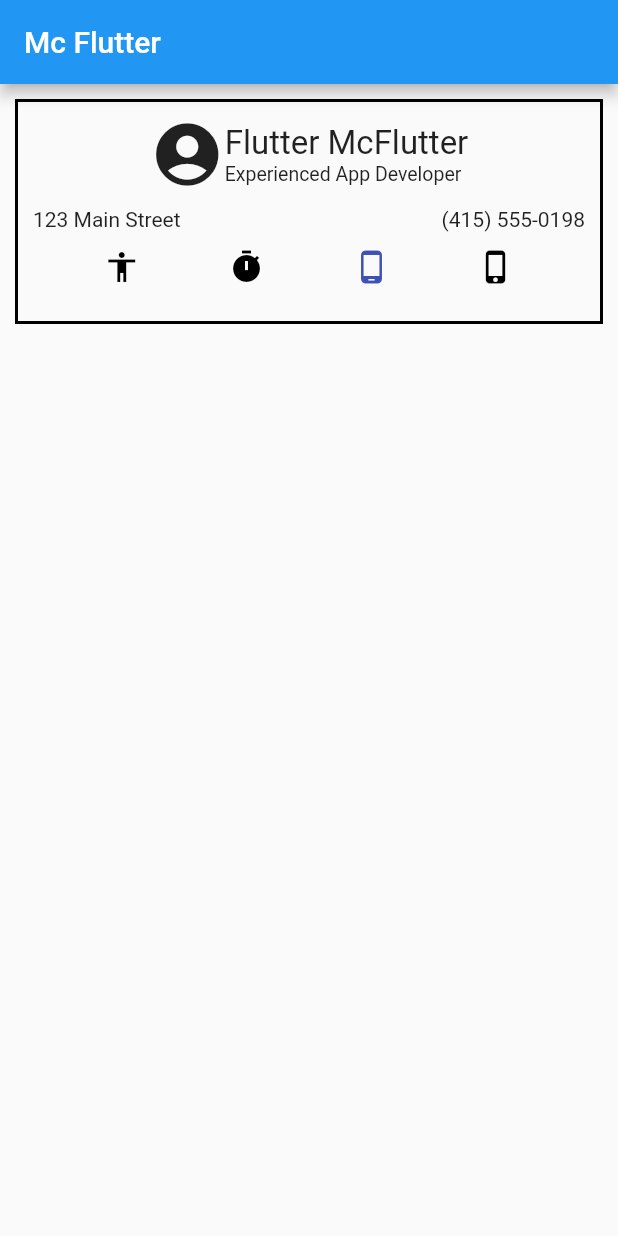
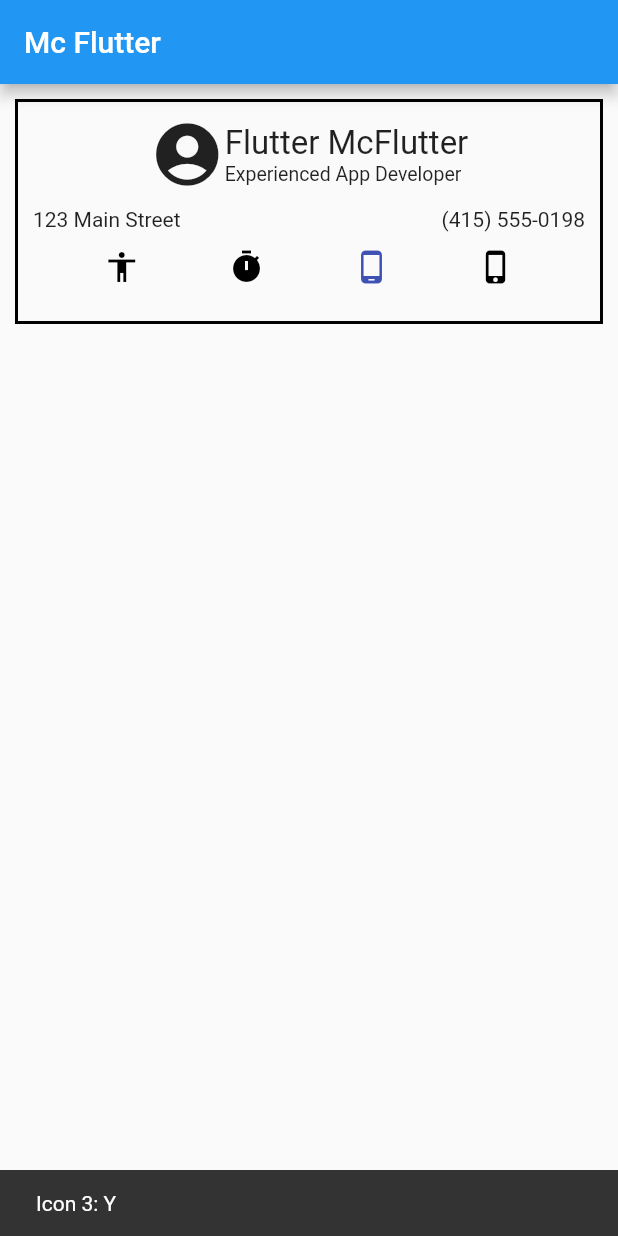
Before and after one commit to josepvazquezp/moviles, a Flutter app: the screen it shows after launch, after a tap on the "phone android" icon, on a phone screen of 412 x 824 dp. Run offline on Flutter 3.47's test engine with Material 2 defaults, Android fonts, the phone set to English and light mode, and no system bars.

Commit message:
snackbar

```diff
--- /dev/null
+++ b/tarea1/lib/home_page.dart
@@ -0,0 +1,147 @@
+import 'package:flutter/material.dart';
+
+class HomePage extends StatefulWidget {
+  HomePage({super.key});
+
+  @override
+  State<HomePage> createState() => _HomePageState();
+}
+
+class _HomePageState extends State<HomePage> {
+  Color _iconColor1 = Colors.black;
+  Color _iconColor2 = Colors.black;
+  Color _iconColor3 = Colors.black;
+  Color _iconColor4 = Colors.black;
+
+  @override
+  Widget build(BuildContext context) {
+    return Scaffold(
+      appBar: AppBar(
+        title: Text('Mc Flutter'),
+      ),
+      body: Container(
+        decoration: BoxDecoration(
+          border: Border.all(width: 2, color: Colors.black),
+        ),
+        margin: EdgeInsets.all(10),
+        padding: EdgeInsets.all(10),
+        height: 150,
+        child: Column(
+          mainAxisSize: MainAxisSize.min,
+          children: [
+            Row(
+              mainAxisAlignment: MainAxisAlignment.center,
+              children: [
+                Icon(
+                  Icons.account_circle,
+                  size: 50,
+                ),
+                Column(
+                  crossAxisAlignment: CrossAxisAlignment.start,
+                  children: [
+                    Text(
+                      'Flutter McFlutter',
+                      style: TextStyle(fontSize: 22),
+                    ),
+                    Text(
+                      'Experienced App Developer',
+                      style: TextStyle(fontSize: 13),
+                    ),
+                  ],
+                ),
+              ],
+            ),
+            SizedBox(
+              height: 10,
+            ),
+            Row(
+              mainAxisAlignment: MainAxisAlignment.spaceBetween,
+              children: [
+                Text('123 Main Street'),
+                Text('(415) 555-0198'),
+              ],
+            ),
+            Row(
+              mainAxisAlignment: MainAxisAlignment.spaceEvenly,
+              children: [
+                IconButton(
+                  icon: Icon(Icons.accessibility_sharp, color: _iconColor1),
+                  onPressed: () {
+                    setState(() {
+                      if (_iconColor1 == Colors.black) {
+                        _iconColor1 = Colors.indigo;
+                      } else {
+                        _iconColor1 = Colors.black;
+                      }
+                    });
+
+                    if (_iconColor1 == Colors.indigo) {
+                      ScaffoldMessenger.of(context)
+                          .showSnackBar(SnackBar(content: Text('Icon 1: P')));
+                    } else {
+                      ScaffoldMessenger.of(context).hideCurrentSnackBar();
+                    }
+                  },
+                ),
+                IconButton(
+                    onPressed: () {
+                      setState(() {
+                        if (_iconColor2 == Colors.black) {
+                          _iconColor2 = Colors.indigo;
+                        } else {
+                          _iconColor2 = Colors.black;
+                        }
+                      });
+
+                      if (_iconColor2 == Colors.indigo) {
+                        ScaffoldMessenger.of(context)
+                            .showSnackBar(SnackBar(content: Text('Icon 2: O')));
+                      } else {
+                        ScaffoldMessenger.of(context).hideCurrentSnackBar();
+                      }
+                    },
+                    icon: Icon(Icons.timer, color: _iconColor2)),
+                IconButton(
+                    onPressed: () {
+                      setState(() {
+                        if (_iconColor3 == Colors.black) {
+                          _iconColor3 = Colors.indigo;
+                        } else {
+                          _iconColor3 = Colors.black;
+                        }
+                      });
+
+                      if (_iconColor3 == Colors.indigo) {
+                        ScaffoldMessenger.of(context)
+                            .showSnackBar(SnackBar(content: Text('Icon 3: Y')));
+                      } else {
+                        ScaffoldMessenger.of(context).hideCurrentSnackBar();
+                      }
+                    },
+                    icon: Icon(Icons.phone_android, color: _iconColor3)),
+                IconButton(
+                    onPressed: () {
+                      setState(() {
+                        if (_iconColor4 == Colors.black) {
+                          _iconColor4 = Colors.indigo;
+                        } else {
+                          _iconColor4 = Colors.black;
+                        }
+                      });
+
+                      if (_iconColor4 == Colors.indigo) {
+                        ScaffoldMessenger.of(context)
+                            .showSnackBar(SnackBar(content: Text('Icon 4: O')));
+                      } else {
+                        ScaffoldMessenger.of(context).hideCurrentSnackBar();
+                      }
+                    },
+                    icon: Icon(Icons.phone_iphone, color: _iconColor4)),
+              ],
+            ),
+          ],
+        ),
+      ),
+    );
+  }
+}
--- a/tarea1/lib/main.dart
+++ b/tarea1/lib/main.dart
@@ -1,127 +1,15 @@
-import 'dart:ui';
-
+import 'package:tarea1/home_page.dart';
 import 'package:flutter/material.dart';
 
 void main() {
   runApp(MyApp());
 }
 
-class MyApp extends StatefulWidget {
+class MyApp extends StatelessWidget {
   MyApp({super.key});
 
   @override
-  State<MyApp> createState() => _MyAppState();
-}
-
-class _MyAppState extends State<MyApp> {
-  Color _iconColor1 = Colors.black;
-  Color _iconColor2 = Colors.black;
-  Color _iconColor3 = Colors.black;
-  Color _iconColor4 = Colors.black;
-
-  @override
   Widget build(BuildContext context) {
-    return MaterialApp(
-      title: 'Material App',
-      home: Scaffold(
-        appBar: AppBar(
-          title: const Text('Mc Flutter'),
-        ),
-        body: Container(
-          decoration: BoxDecoration(
-            border: Border.all(width: 2, color: Colors.black),
-          ),
-          margin: EdgeInsets.all(10),
-          padding: EdgeInsets.all(10),
-          height: 150,
-          child: Column(
-            children: [
-              Row(
-                mainAxisAlignment: MainAxisAlignment.center,
-                children: [
-                  Icon(
-                    Icons.account_circle,
-                    size: 50,
-                  ),
-                  Column(
-                    crossAxisAlignment: CrossAxisAlignment.start,
-                    children: [
-                      Text(
-                        'Flutter McFlutter',
-                        style: TextStyle(fontSize: 22),
-                      ),
-                      Text(
-                        'Experienced App Developer',
-                        style: TextStyle(fontSize: 13),
-                      ),
-                    ],
-                  ),
-                ],
-              ),
-              SizedBox(
-                height: 10,
-              ),
-              Row(
-                mainAxisAlignment: MainAxisAlignment.spaceBetween,
-                children: [
-                  Text('123 Main Street'),
-                  Text('(415) 555-0198'),
-                ],
-              ),
-              Row(
-                mainAxisAlignment: MainAxisAlignment.spaceEvenly,
-                children: [
-                  IconButton(
-                    icon: Icon(Icons.accessibility_sharp, color: _iconColor1),
-                    onPressed: () {
-                      setState(() {
-                        if (_iconColor1 == Colors.black) {
-                          _iconColor1 = Colors.indigo;
-                        } else {
-                          _iconColor1 = Colors.black;
-                        }
-                      });
-                    },
-                  ),
-                  IconButton(
-                      onPressed: () {
-                        setState(() {
-                          if (_iconColor2 == Colors.black) {
-                            _iconColor2 = Colors.indigo;
-                          } else {
-                            _iconColor2 = Colors.black;
-                          }
-                        });
-                      },
-                      icon: Icon(Icons.timer, color: _iconColor2)),
-                  IconButton(
-                      onPressed: () {
-                        setState(() {
-                          if (_iconColor3 == Colors.black) {
-                            _iconColor3 = Colors.indigo;
-                          } else {
-                            _iconColor3 = Colors.black;
-                          }
-                        });
-                      },
-                      icon: Icon(Icons.phone_android, color: _iconColor3)),
-                  IconButton(
-                      onPressed: () {
-                        setState(() {
-                          if (_iconColor4 == Colors.black) {
-                            _iconColor4 = Colors.indigo;
-                          } else {
-                            _iconColor4 = Colors.black;
-                          }
-                        });
-                      },
-                      icon: Icon(Icons.phone_iphone, color: _iconColor4)),
-                ],
-              ),
-            ],
-          ),
-        ),
-      ),
-    );
+    return MaterialApp(title: 'Material App', home: HomePage());
   }
 }
```
